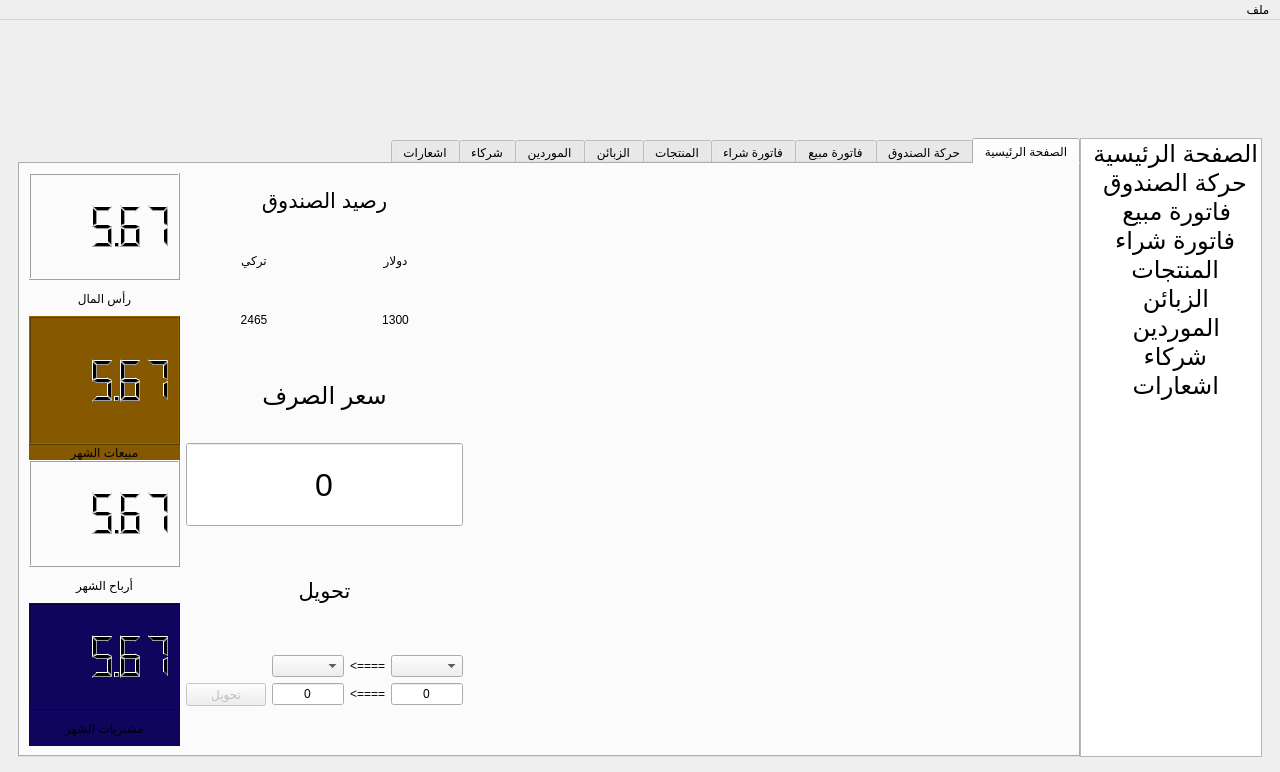
Old version of the form j_shop.ui in the repository sameraga/Al_Jamal_Shop.
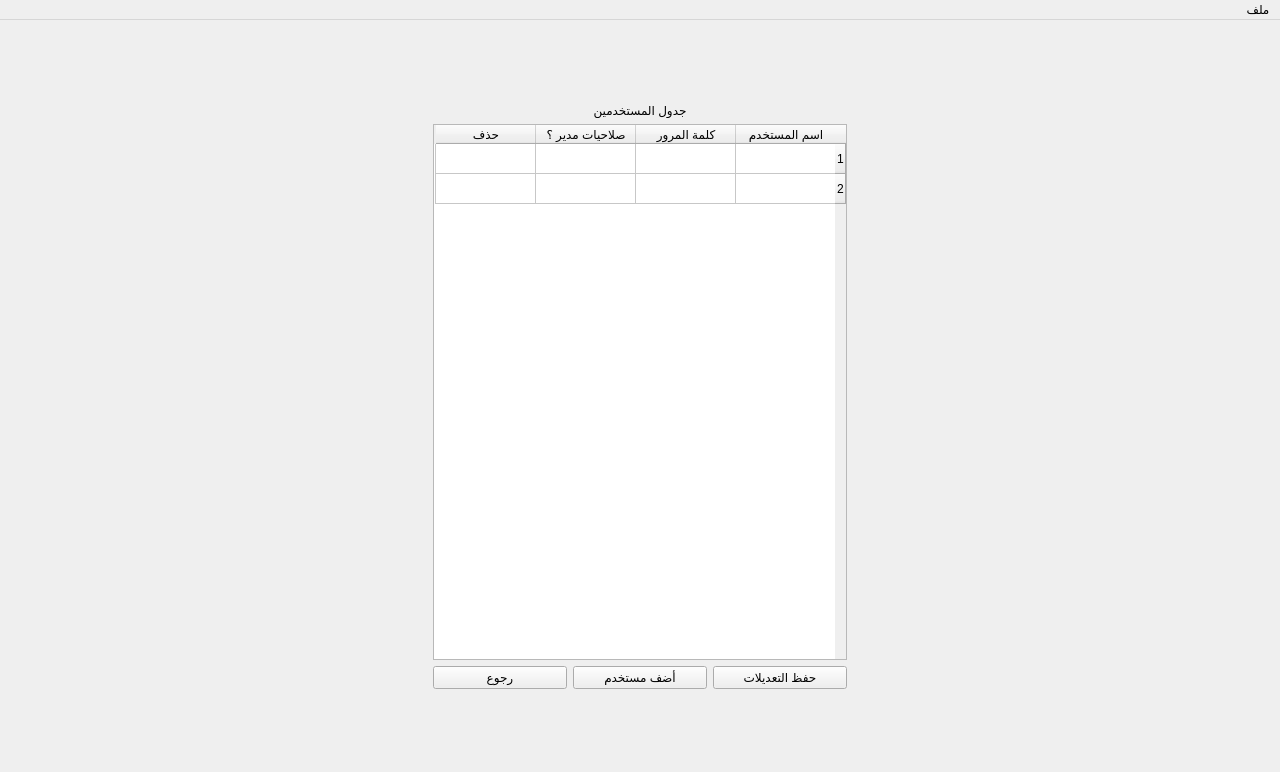
New version of the form. The open tabs and pages were chosen to show the change. Icons and pictures are not drawn.

Patch:
```diff
--- a/j_shop.ui
+++ b/j_shop.ui
@@ -25,7 +25,7 @@
     <item>
      <widget class="QStackedWidget" name="stackedWidget">
       <property name="currentIndex">
-       <number>0</number>
+       <number>3</number>
       </property>
       <widget class="QWidget" name="page">
        <layout class="QVBoxLayout" name="verticalLayout_18" stretch="0,1">
@@ -617,8 +617,8 @@
                 </property>
                 <property name="minimumSize">
                  <size>
-                  <width>600</width>
-                  <height>450</height>
+                  <width>500</width>
+                  <height>400</height>
                  </size>
                 </property>
                 <property name="text">
@@ -630,6 +630,9 @@
                 <property name="scaledContents">
                  <bool>true</bool>
                 </property>
+                <property name="alignment">
+                 <set>Qt::AlignCenter</set>
+                </property>
                </widget>
               </item>
              </layout>
@@ -4792,6 +4795,150 @@
         </item>
        </layout>
       </widget>
+      <widget class="QWidget" name="page_4">
+       <layout class="QVBoxLayout" name="verticalLayout_28" stretch="1,9,1">
+        <item>
+         <spacer name="verticalSpacer_6">
+          <property name="orientation">
+           <enum>Qt::Vertical</enum>
+          </property>
+          <property name="sizeHint" stdset="0">
+           <size>
+            <width>20</width>
+            <height>61</height>
+           </size>
+          </property>
+         </spacer>
+        </item>
+        <item>
+         <layout class="QHBoxLayout" name="horizontalLayout_7">
+          <item>
+           <spacer name="horizontalSpacer_15">
+            <property name="orientation">
+             <enum>Qt::Horizontal</enum>
+            </property>
+            <property name="sizeHint" stdset="0">
+             <size>
+              <width>40</width>
+              <height>20</height>
+             </size>
+            </property>
+           </spacer>
+          </item>
+          <item>
+           <layout class="QVBoxLayout" name="verticalLayout_27">
+            <item>
+             <widget class="QLabel" name="label_2">
+              <property name="text">
+               <string>جدول المستخدمين</string>
+              </property>
+              <property name="alignment">
+               <set>Qt::AlignCenter</set>
+              </property>
+             </widget>
+            </item>
+            <item>
+             <widget class="QTableWidget" name="users_table">
+              <property name="editTriggers">
+               <set>QAbstractItemView::AllEditTriggers</set>
+              </property>
+              <property name="selectionMode">
+               <enum>QAbstractItemView::SingleSelection</enum>
+              </property>
+              <property name="selectionBehavior">
+               <enum>QAbstractItemView::SelectItems</enum>
+              </property>
+              <property name="rowCount">
+               <number>2</number>
+              </property>
+              <attribute name="verticalHeaderVisible">
+               <bool>true</bool>
+              </attribute>
+              <row>
+               <property name="text">
+                <string>1</string>
+               </property>
+              </row>
+              <row/>
+              <column>
+               <property name="text">
+                <string>اسم المستخدم</string>
+               </property>
+              </column>
+              <column>
+               <property name="text">
+                <string>كلمة المرور</string>
+               </property>
+              </column>
+              <column>
+               <property name="text">
+                <string>صلاحيات مدير ؟</string>
+               </property>
+              </column>
+              <column>
+               <property name="text">
+                <string>حذف</string>
+               </property>
+              </column>
+             </widget>
+            </item>
+            <item>
+             <layout class="QHBoxLayout" name="horizontalLayout_4">
+              <item>
+               <widget class="QPushButton" name="btn_save_users">
+                <property name="text">
+                 <string>حفظ التعديلات</string>
+                </property>
+               </widget>
+              </item>
+              <item>
+               <widget class="QPushButton" name="btn_add_user">
+                <property name="text">
+                 <string>أضف مستخدم</string>
+                </property>
+               </widget>
+              </item>
+              <item>
+               <widget class="QPushButton" name="btn_cancel_users">
+                <property name="text">
+                 <string>رجوع</string>
+                </property>
+               </widget>
+              </item>
+             </layout>
+            </item>
+           </layout>
+          </item>
+          <item>
+           <spacer name="horizontalSpacer_14">
+            <property name="orientation">
+             <enum>Qt::Horizontal</enum>
+            </property>
+            <property name="sizeHint" stdset="0">
+             <size>
+              <width>40</width>
+              <height>20</height>
+             </size>
+            </property>
+           </spacer>
+          </item>
+         </layout>
+        </item>
+        <item>
+         <spacer name="verticalSpacer_7">
+          <property name="orientation">
+           <enum>Qt::Vertical</enum>
+          </property>
+          <property name="sizeHint" stdset="0">
+           <size>
+            <width>20</width>
+            <height>61</height>
+           </size>
+          </property>
+         </spacer>
+        </item>
+       </layout>
+      </widget>
      </widget>
     </item>
    </layout>
```
Left out of the diff: 9 changed lines with no effect on the pictures.
